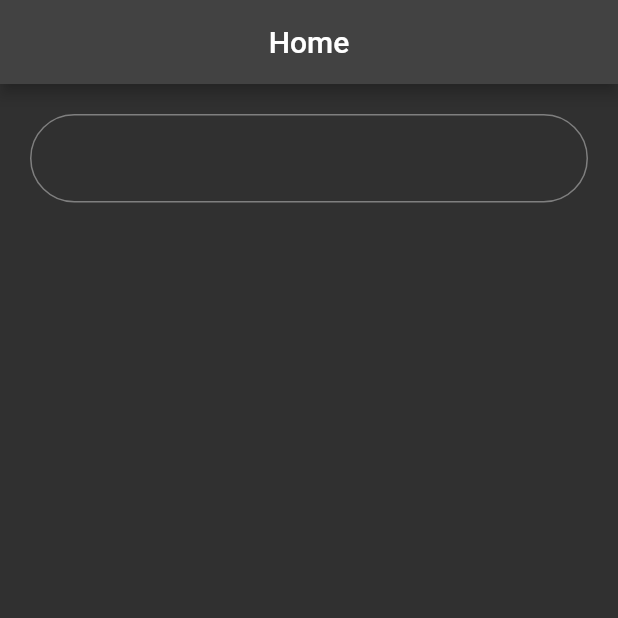
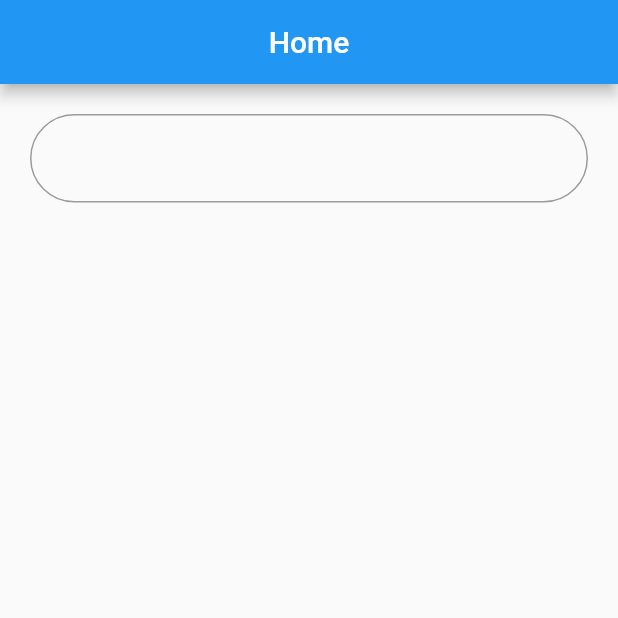
Before and after one commit to mrsfoundations/marxist_reader, a Flutter app: the screen it shows after launch, on a phone screen of 412 x 824 dp, the top half of it. Run offline on Flutter 3.47's test engine with Material 2 defaults, Android fonts, the light colour scheme and no system bars.

Commit message:
Dark-Theme

```diff
--- a/lib/main.dart
+++ b/lib/main.dart
@@ -6,11 +6,9 @@
 
 class MyApp extends StatelessWidget {
   const MyApp({Key? key}) : super(key: key);
-
   @override
   Widget build(BuildContext context) {
     return MaterialApp(
-      theme: ThemeData.dark(),
       home: headerview(),
     );
   }
```
